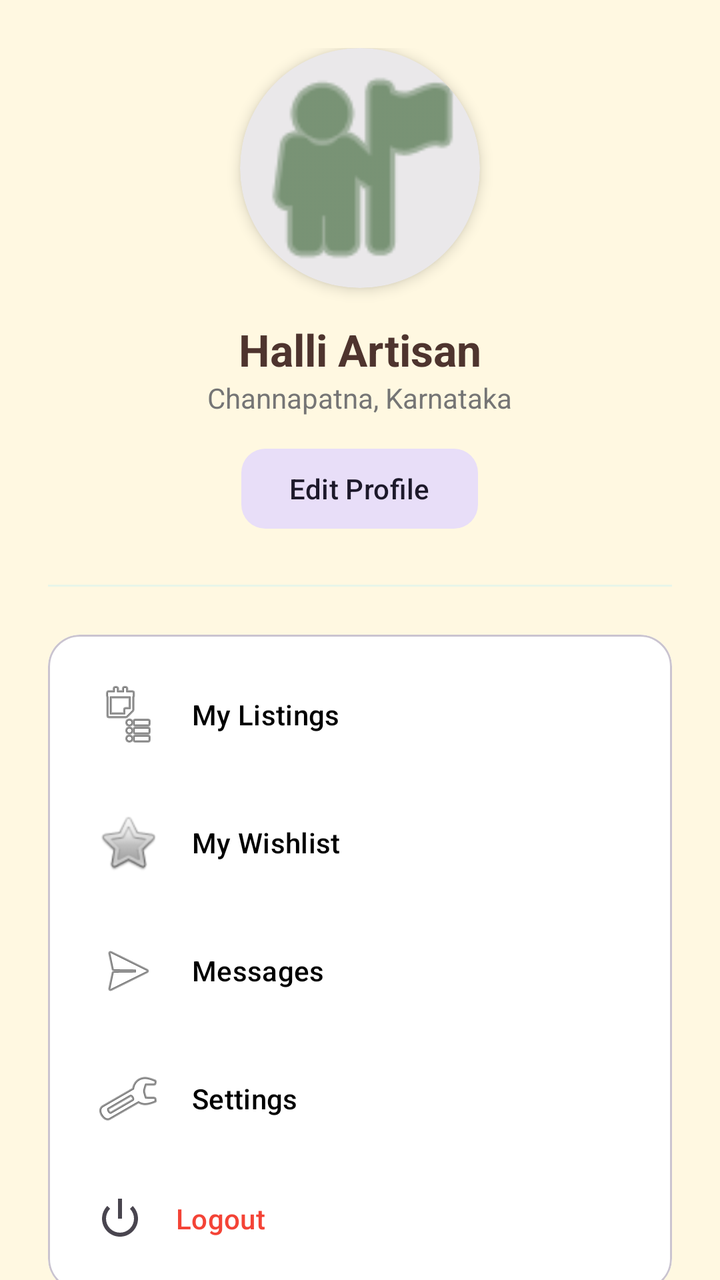
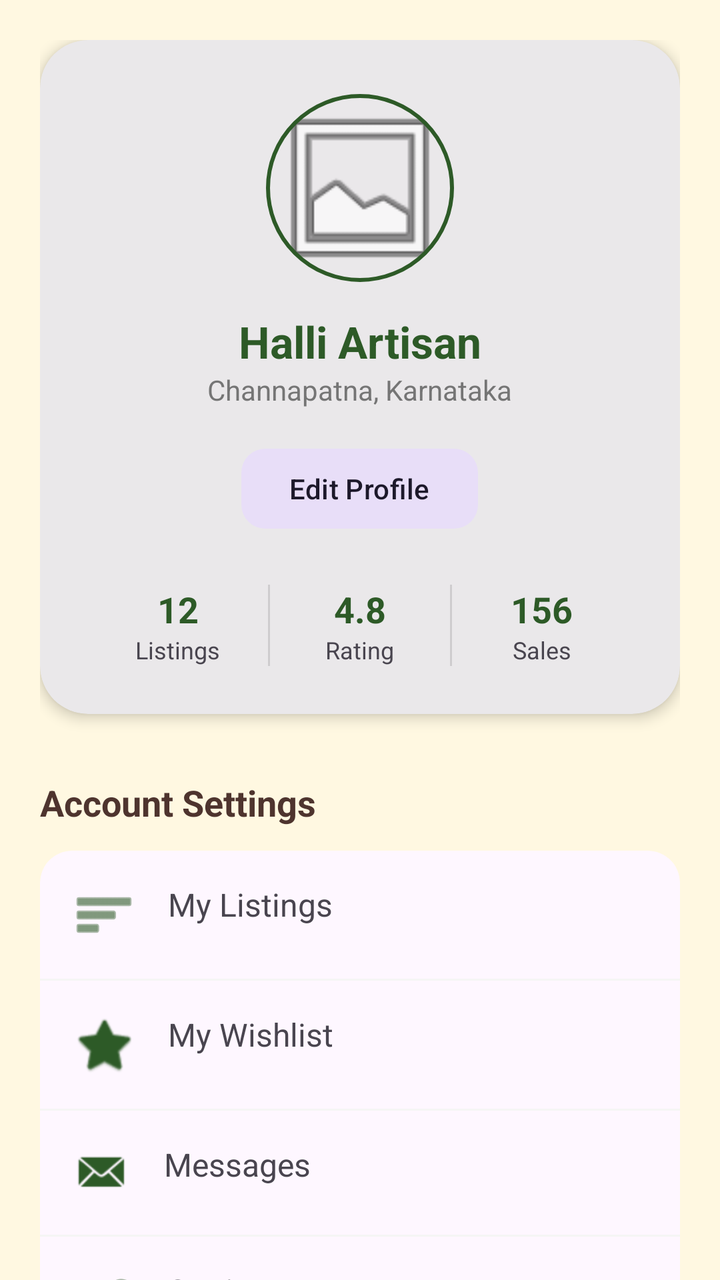

Compare the two renders of this Android layout. The source of the first and the diff that turns it into the second are given below.
<!-- AndroidManifest.xml: application theme Theme.HalliSanthe -->
<!-- res/layout/fragment_profile.xml -->
<?xml version="1.0" encoding="utf-8"?>

<androidx.core.widget.NestedScrollView xmlns:android="http://schemas.android.com/apk/res/android"
    xmlns:app="http://schemas.android.com/apk/res-auto"
    android:layout_width="match_parent"
    android:layout_height="match_parent"
    android:background="@color/earthy_beige">

    <LinearLayout
        android:layout_width="match_parent"
        android:layout_height="wrap_content"
        android:gravity="center_horizontal"
        android:orientation="vertical"
        android:padding="24dp">

        <com.google.android.material.card.MaterialCardView
            android:layout_width="120dp"
            android:layout_height="120dp"
            app:cardCornerRadius="60dp"
            app:cardElevation="4dp"
            app:strokeWidth="0dp">

            <ImageView
                android:id="@+id/ivProfilePic"
                android:layout_width="match_parent"
                android:layout_height="match_parent"
                android:scaleType="centerCrop"
                android:src="@android:drawable/ic_menu_myplaces"
                app:tint="@color/primary_green" />
        </com.google.android.material.card.MaterialCardView>

        <TextView
            android:id="@+id/tvUserName"
            android:layout_width="wrap_content"
            android:layout_height="wrap_content"
            android:layout_marginTop="16dp"
            android:text="@string/profile_name"
            android:textColor="@color/earthy_brown"
            android:textSize="22sp"
            android:textStyle="bold" />

        <TextView
            android:id="@+id/tvUserLocation"
            android:layout_width="wrap_content"
            android:layout_height="wrap_content"
            android:text="@string/profile_location"
            android:textColor="@color/gray_text"
            android:textSize="14sp" />

        <com.google.android.material.button.MaterialButton
            style="@style/Widget.Material3.Button.TonalButton"
            android:layout_width="wrap_content"
            android:layout_height="wrap_content"
            android:layout_marginTop="12dp"
            android:text="@string/edit_profile"
            app:cornerRadius="12dp" />

        <com.google.android.material.divider.MaterialDivider
            android:layout_width="match_parent"
            android:layout_height="wrap_content"
            android:layout_marginVertical="24dp"
            app:dividerColor="@color/primary_light_green" />

        <com.google.android.material.card.MaterialCardView
            android:layout_width="match_parent"
            android:layout_height="wrap_content"
            app:cardBackgroundColor="@color/white"
            app:cardCornerRadius="16dp"
            app:cardElevation="0dp">

            <LinearLayout
                android:layout_width="match_parent"
                android:layout_height="wrap_content"
                android:orientation="vertical"
                android:padding="8dp">

                <TextView
                    android:id="@+id/menuMyListings"
                    style="@style/Widget.Material3.Button.TextButton"
                    android:layout_width="match_parent"
                    android:layout_height="wrap_content"
                    android:drawableStart="@android:drawable/ic_menu_agenda"
                    android:drawablePadding="16dp"
                    android:gravity="start|center_vertical"
                    android:padding="16dp"
                    android:text="@string/my_listings"
                    android:textColor="@color/black" />

                <TextView
                    android:id="@+id/menuWishlist"
                    style="@style/Widget.Material3.Button.TextButton"
                    android:layout_width="match_parent"
                    android:layout_height="wrap_content"
                    android:drawableStart="@android:drawable/btn_star"
                    android:drawablePadding="16dp"
                    android:gravity="start|center_vertical"
                    android:padding="16dp"
                    android:text="@string/my_wishlist"
                    android:textColor="@color/black" />

                <TextView
                    android:id="@+id/menuMessages"
                    style="@style/Widget.Material3.Button.TextButton"
                    android:layout_width="match_parent"
                    android:layout_height="wrap_content"
                    android:drawableStart="@android:drawable/ic_menu_send"
                    android:drawablePadding="16dp"
                    android:gravity="start|center_vertical"
                    android:padding="16dp"
                    android:text="@string/messages"
                    android:textColor="@color/black" />

                <TextView
                    android:id="@+id/menuSettings"
                    style="@style/Widget.Material3.Button.TextButton"
                    android:layout_width="match_parent"
                    android:layout_height="wrap_content"
                    android:drawableStart="@android:drawable/ic_menu_preferences"
                    android:drawablePadding="16dp"
                    android:gravity="start|center_vertical"
                    android:padding="16dp"
                    android:text="@string/settings"
                    android:textColor="@color/black" />

                <TextView
                    android:id="@+id/menuLogout"
                    style="@style/Widget.Material3.Button.TextButton"
                    android:layout_width="match_parent"
                    android:layout_height="wrap_content"
                    android:drawableStart="@android:drawable/ic_lock_power_off"
                    android:drawablePadding="16dp"
                    android:gravity="start|center_vertical"
                    android:padding="16dp"
                    android:text="@string/logout"
                    android:textColor="#F44336" />
            </LinearLayout>
        </com.google.android.material.card.MaterialCardView>

    </LinearLayout>
</androidx.core.widget.NestedScrollView>
<!-- resources referenced by this layout -->
<resources>
  <color name="black">#000000</color>
  <color name="earthy_beige">#FFF8E1</color>
  <color name="earthy_brown">#4E342E</color>
  <color name="gray_text">#757575</color>
  <color name="primary_green">#2D5A27</color>
  <color name="primary_light_green">#E8F5E9</color>
  <color name="white">#FFFFFF</color>
  <string name="edit_profile">Edit Profile</string>
  <string name="logout">Logout</string>
  <string name="messages">Messages</string>
  <string name="my_listings">My Listings</string>
  <string name="my_wishlist">My Wishlist</string>
  <string name="profile_location">Channapatna, Karnataka</string>
  <string name="profile_name">Halli Artisan</string>
  <string name="settings">Settings</string>
  <style name="Theme.HalliSanthe" parent="Theme.Material3.Light.NoActionBar">
          <item name="colorPrimary">@color/primary_green</item>
          <item name="colorOnPrimary">@color/white</item>
          <item name="android:navigationBarColor">@color/white</item>
          <item name="android:statusBarColor">@color/primary_green</item>
          <item name="android:windowBackground">@color/earthy_beige</item>
      </style>
</resources>

<!-- the commit's change to res/layout/fragment_profile.xml (unified diff, before → after) -->
@@ -9,132 +9,224 @@
     <LinearLayout
         android:layout_width="match_parent"
         android:layout_height="wrap_content"
-        android:gravity="center_horizontal"
         android:orientation="vertical"
-        android:padding="24dp">
+        android:padding="20dp">
 
         <com.google.android.material.card.MaterialCardView
-            android:layout_width="120dp"
-            android:layout_height="120dp"
-            app:cardCornerRadius="60dp"
+            android:layout_width="match_parent"
+            android:layout_height="wrap_content"
+            app:cardCornerRadius="24dp"
             app:cardElevation="4dp"
             app:strokeWidth="0dp">
-
-            <ImageView
-                android:id="@+id/ivProfilePic"
-                android:layout_width="match_parent"
-                android:layout_height="match_parent"
-                android:scaleType="centerCrop"
-                android:src="@android:drawable/ic_menu_myplaces"
-                app:tint="@color/primary_green" />
-        </com.google.android.material.card.MaterialCardView>
-
-        <TextView
-            android:id="@+id/tvUserName"
-            android:layout_width="wrap_content"
-            android:layout_height="wrap_content"
-            android:layout_marginTop="16dp"
-            android:text="@string/profile_name"
-            android:textColor="@color/earthy_brown"
-            android:textSize="22sp"
-            android:textStyle="bold" />
-
-        <TextView
-            android:id="@+id/tvUserLocation"
-            android:layout_width="wrap_content"
-            android:layout_height="wrap_content"
-            android:text="@string/profile_location"
-            android:textColor="@color/gray_text"
-            android:textSize="14sp" />
-
-        <com.google.android.material.button.MaterialButton
-            style="@style/Widget.Material3.Button.TonalButton"
-            android:layout_width="wrap_content"
-            android:layout_height="wrap_content"
-            android:layout_marginTop="12dp"
-            android:text="@string/edit_profile"
-            app:cornerRadius="12dp" />
-
-        <com.google.android.material.divider.MaterialDivider
-            android:layout_width="match_parent"
-            android:layout_height="wrap_content"
-            android:layout_marginVertical="24dp"
-            app:dividerColor="@color/primary_light_green" />
-
-        <com.google.android.material.card.MaterialCardView
-            android:layout_width="match_parent"
-            android:layout_height="wrap_content"
-            app:cardBackgroundColor="@color/white"
-            app:cardCornerRadius="16dp"
-            app:cardElevation="0dp">
 
             <LinearLayout
                 android:layout_width="match_parent"
                 android:layout_height="wrap_content"
+                android:gravity="center"
                 android:orientation="vertical"
-                android:padding="8dp">
-
-                <TextView
-                    android:id="@+id/menuMyListings"
-                    style="@style/Widget.Material3.Button.TextButton"
-                    android:layout_width="match_parent"
-                    android:layout_height="wrap_content"
-                    android:drawableStart="@android:drawable/ic_menu_agenda"
-                    android:drawablePadding="16dp"
-                    android:gravity="start|center_vertical"
-                    android:padding="16dp"
-                    android:text="@string/my_listings"
-                    android:textColor="@color/black" />
-
-                <TextView
-                    android:id="@+id/menuWishlist"
-                    style="@style/Widget.Material3.Button.TextButton"
-                    android:layout_width="match_parent"
-                    android:layout_height="wrap_content"
-                    android:drawableStart="@android:drawable/btn_star"
-                    android:drawablePadding="16dp"
-                    android:gravity="start|center_vertical"
-                    android:padding="16dp"
-                    android:text="@string/my_wishlist"
-                    android:textColor="@color/black" />
-
-                <TextView
-                    android:id="@+id/menuMessages"
-                    style="@style/Widget.Material3.Button.TextButton"
-                    android:layout_width="match_parent"
-                    android:layout_height="wrap_content"
-                    android:drawableStart="@android:drawable/ic_menu_send"
-                    android:drawablePadding="16dp"
-                    android:gravity="start|center_vertical"
-                    android:padding="16dp"
-                    android:text="@string/messages"
-                    android:textColor="@color/black" />
-
-                <TextView
-                    android:id="@+id/menuSettings"
-                    style="@style/Widget.Material3.Button.TextButton"
-                    android:layout_width="match_parent"
-                    android:layout_height="wrap_content"
-                    android:drawableStart="@android:drawable/ic_menu_preferences"
-                    android:drawablePadding="16dp"
-                    android:gravity="start|center_vertical"
-                    android:padding="16dp"
-                    android:text="@string/settings"
-                    android:textColor="@color/black" />
-
-                <TextView
-                    android:id="@+id/menuLogout"
-                    style="@style/Widget.Material3.Button.TextButton"
-                    android:layout_width="match_parent"
-                    android:layout_height="wrap_content"
-                    android:drawableStart="@android:drawable/ic_lock_power_off"
-                    android:drawablePadding="16dp"
-                    android:gravity="start|center_vertical"
-                    android:padding="16dp"
-                    android:text="@string/logout"
-                    android:textColor="#F44336" />
+                android:padding="24dp">
+
+                <com.google.android.material.imageview.ShapeableImageView
+                    android:id="@+id/imgProfile"
+                    android:layout_width="100dp"
+                    android:layout_height="100dp"
+                    android:padding="4dp"
+                    android:src="@android:drawable/ic_menu_gallery"
+                    app:shapeAppearanceOverlay="@style/ShapeAppearanceOverlay.Material3.Circular"
+                    app:strokeColor="@color/primary_green"
+                    app:strokeWidth="2dp" />
+
+                <TextView
+                    android:id="@+id/txtProfileName"
+                    android:layout_width="wrap_content"
+                    android:layout_height="wrap_content"
+                    android:layout_marginTop="12dp"
+                    android:text="@string/profile_name"
+                    android:textColor="@color/primary_green"
+                    android:textSize="22sp"
+                    android:textStyle="bold" />
+
+                <TextView
+                    android:id="@+id/txtProfileLocation"
+                    android:layout_width="wrap_content"
+                    android:layout_height="wrap_content"
+                    android:text="@string/profile_location"
+                    android:textColor="@color/gray_text" />
+
+                <com.google.android.material.button.MaterialButton
+                    android:id="@+id/btnEditProfile"
+                    style="@style/Widget.Material3.Button.TonalButton"
+                    android:layout_width="wrap_content"
+                    android:layout_height="wrap_content"
+                    android:layout_marginTop="16dp"
+                    android:text="@string/edit_profile"
+                    app:cornerRadius="12dp" />
+
+                <LinearLayout
+                    android:layout_width="match_parent"
+                    android:layout_height="wrap_content"
+                    android:layout_marginTop="24dp"
+                    android:divider="?android:attr/dividerVertical"
+                    android:gravity="center"
+                    android:orientation="horizontal"
+                    android:showDividers="middle">
+
+                    <LinearLayout
+                        android:layout_width="0dp"
+                        android:layout_height="wrap_content"
+                        android:layout_weight="1"
+                        android:gravity="center"
+                        android:orientation="vertical">
+                        <TextView
+                            android:layout_width="wrap_content"
+                            android:layout_height="wrap_content"
+                            android:text="12"
+                            android:textColor="@color/primary_green"
+                            android:textSize="18sp"
+                            android:textStyle="bold" />
+                        <TextView
+                            android:layout_width="wrap_content"
+                            android:layout_height="wrap_content"
+                            android:text="Listings"
+                            android:textSize="12sp" />
+                    </LinearLayout>
+
+                    <LinearLayout
+                        android:layout_width="0dp"
+                        android:layout_height="wrap_content"
+                        android:layout_weight="1"
+                        android:gravity="center"
+                        android:orientation="vertical">
+                        <TextView
+                            android:layout_width="wrap_content"
+                            android:layout_height="wrap_content"
+                            android:text="4.8"
+                            android:textColor="@color/primary_green"
+                            android:textSize="18sp"
+                            android:textStyle="bold" />
+                        <TextView
+                            android:layout_width="wrap_content"
+                            android:layout_height="wrap_content"
+                            android:text="Rating"
+                            android:textSize="12sp" />
+                    </LinearLayout>
+
+                    <LinearLayout
+                        android:layout_width="0dp"
+                        android:layout_height="wrap_content"
+                        android:layout_weight="1"
+                        android:gravity="center"
+                        android:orientation="vertical">
+                        <TextView
+                            android:layout_width="wrap_content"
+                            android:layout_height="wrap_content"
+                            android:text="156"
+                            android:textColor="@color/primary_green"
+                            android:textSize="18sp"
+                            android:textStyle="bold" />
+                        <TextView
+                            android:layout_width="wrap_content"
+                            android:layout_height="wrap_content"
+                            android:text="Sales"
+                            android:textSize="12sp" />
+                    </LinearLayout>
+                </LinearLayout>
             </LinearLayout>
         </com.google.android.material.card.MaterialCardView>
 
+        <TextView
+            android:layout_width="wrap_content"
+            android:layout_height="wrap_content"
+            android:layout_marginTop="32dp"
+            android:text="Account Settings"
+            android:textColor="@color/earthy_brown"
+            android:textSize="18sp"
+            android:textStyle="bold" />
+
+        <com.google.android.material.card.MaterialCardView
+            android:layout_width="match_parent"
+            android:layout_height="wrap_content"
+            android:layout_marginTop="12dp"
+            app:cardCornerRadius="16dp"
+            app:cardElevation="0dp"
+            app:strokeWidth="0dp">
+
+            <LinearLayout
+                android:layout_width="match_parent"
+                android:layout_height="wrap_content"
+                android:orientation="vertical">
+
+                <TextView
+                    android:id="@+id/menuMyListings"
+                    android:layout_width="match_parent"
+                    android:layout_height="wrap_content"
+                    android:background="?attr/selectableItemBackground"
+                    android:clickable="true"
+                    android:padding="16dp"
+                    android:text="@string/my_listings"
+                    android:textSize="16sp"
+                    app:drawableStartCompat="@android:drawable/ic_menu_sort_by_size"
+                    app:drawableTint="@color/primary_green"
+                    android:drawablePadding="16dp" />
+
+                <View android:layout_width="match_parent" android:layout_height="1dp" android:background="@color/gray_light" />
+
+                <TextView
+                    android:id="@+id/menuWishlist"
+                    android:layout_width="match_parent"
+                    android:layout_height="wrap_content"
+                    android:background="?attr/selectableItemBackground"
+                    android:clickable="true"
+                    android:padding="16dp"
+                    android:text="@string/my_wishlist"
+                    android:textSize="16sp"
+                    app:drawableStartCompat="@android:drawable/btn_star_big_on"
+                    app:drawableTint="@color/primary_green"
+                    android:drawablePadding="16dp" />
+
+                <View android:layout_width="match_parent" android:layout_height="1dp" android:background="@color/gray_light" />
+
+                <TextView
+                    android:id="@+id/menuMessages"
+                    android:layout_width="match_parent"
+                    android:layout_height="wrap_content"
+                    android:background="?attr/selectableItemBackground"
+                    android:clickable="true"
+                    android:padding="16dp"
+                    android:text="@string/messages"
+                    android:textSize="16sp"
+                    app:drawableStartCompat="@android:drawable/sym_action_email"
+                    app:drawableTint="@color/primary_green"
+                    android:drawablePadding="16dp" />
+
+                <View android:layout_width="match_parent" android:layout_height="1dp" android:background="@color/gray_light" />
+
+                <TextView
+                    android:id="@+id/menuSettings"
+                    android:layout_width="match_parent"
+                    android:layout_height="wrap_content"
+                    android:background="?attr/selectableItemBackground"
+                    android:clickable="true"
+                    android:padding="16dp"
+                    android:text="@string/settings"
+                    android:textSize="16sp"
+                    app:drawableStartCompat="@android:drawable/ic_menu_preferences"
+                    app:drawableTint="@color/primary_green"
+                    android:drawablePadding="16dp" />
+            </LinearLayout>
+        </com.google.android.material.card.MaterialCardView>
+
+        <com.google.android.material.button.MaterialButton
+            android:id="@+id/menuLogout"
+            style="@style/Widget.Material3.Button.TextButton"
+            android:layout_width="match_parent"
+            android:layout_height="wrap_content"
+            android:layout_marginTop="24dp"
+            android:layout_marginBottom="40dp"
+            android:text="@string/logout"
+            android:textColor="#F44336"
+            app:icon="@android:drawable/ic_lock_power_off"
+            app:iconTint="#F44336" />
+
     </LinearLayout>
 </androidx.core.widget.NestedScrollView>
<!-- resource entries referenced after the edit -->
@@ -1,11 +1,10 @@
 <!-- resources referenced by this layout -->
 <resources>
-  <color name="black">#000000</color>
   <color name="earthy_beige">#FFF8E1</color>
   <color name="earthy_brown">#4E342E</color>
+  <color name="gray_light">#F5F5F5</color>
   <color name="gray_text">#757575</color>
   <color name="primary_green">#2D5A27</color>
-  <color name="primary_light_green">#E8F5E9</color>
   <color name="white">#FFFFFF</color>
   <string name="edit_profile">Edit Profile</string>
   <string name="logout">Logout</string>
@@ -15,6 +14,9 @@
   <string name="profile_location">Channapatna, Karnataka</string>
   <string name="profile_name">Halli Artisan</string>
   <string name="settings">Settings</string>
+  <style name="ShapeAppearanceOverlay.Material3.Circular" parent="">
+          <item name="cornerSize">50%</item>
+      </style>
   <style name="Theme.HalliSanthe" parent="Theme.Material3.Light.NoActionBar">
           <item name="colorPrimary">@color/primary_green</item>
           <item name="colorOnPrimary">@color/white</item>
